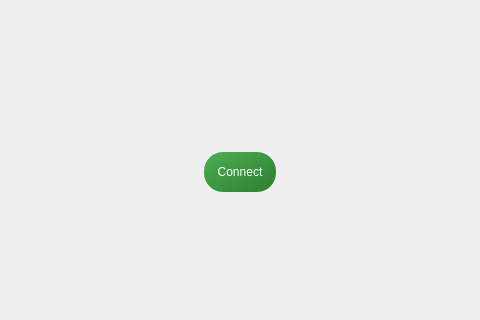
Above: slumber/gui/widgets/tasks/zmax_connection/widget.ui from alitsaberi/slumber before the change; both pictures show x 160 to 640 and y 134 to 454 of the 800 by 600 pixel window. Below: the same form after it.
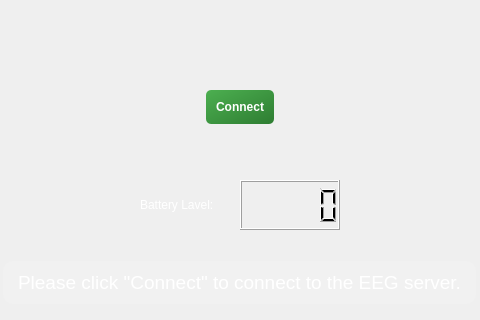
That is the form after the change. Icons and pictures are not drawn.

Commit message: Add battery check to zmax_connection page

What changed in the file:
```diff
--- a/slumber/gui/widgets/tasks/zmax_connection/widget.ui
+++ b/slumber/gui/widgets/tasks/zmax_connection/widget.ui
@@ -112,11 +112,24 @@
     </layout>
    </item>
    <item>
-    <layout class="QVBoxLayout" name="body" stretch="1,1">
+    <layout class="QVBoxLayout" name="body" stretch="0,2,0,2,0">
      <property name="sizeConstraint">
       <enum>QLayout::SizeConstraint::SetMaximumSize</enum>
      </property>
-     <item alignment="Qt::AlignmentFlag::AlignHCenter|Qt::AlignmentFlag::AlignVCenter">
+     <item>
+      <spacer name="verticalSpacer">
+       <property name="orientation">
+        <enum>Qt::Orientation::Vertical</enum>
+       </property>
+       <property name="sizeHint" stdset="0">
+        <size>
+         <width>20</width>
+         <height>40</height>
+        </size>
+       </property>
+      </spacer>
+     </item>
+     <item alignment="Qt::AlignmentFlag::AlignHCenter">
       <widget class="QPushButton" name="connect_button">
        <property name="sizePolicy">
         <sizepolicy hsizetype="Maximum" vsizetype="Maximum">
@@ -125,25 +138,97 @@
         </sizepolicy>
        </property>
        <property name="styleSheet">
-        <string notr="true">QPushButton {
-                background: qlineargradient(x1:0, y1:0, x2:1, y2:1, stop:0 #4CAF50, stop:1 #2E7D32);
+        <string notr="true">background: qlineargradient(x1:0, y1:0, x2:1, y2:1, stop:0 #4CAF50, stop:1 #2E7D32);
                 color: white;
-                border-radius: 20px;
-                padding: 12px;
-                border: 2px solid transparent;
-            }
-            QPushButton:hover {
-                background: qlineargradient(x1:0, y1:0, x2:1, y2:1, stop:0 #66BB6A, stop:1 #388E3C);
-            }
-            QPushButton:pressed {
-                background: #1B5E20;
-            }</string>
+                font-weight: bold;
+                padding: 10px;
+                border-radius: 5px;</string>
        </property>
        <property name="text">
         <string>Connect</string>
        </property>
       </widget>
      </item>
+     <item>
+      <layout class="QHBoxLayout" name="battery_layout" stretch="0,0,0,0">
+       <property name="spacing">
+        <number>0</number>
+       </property>
+       <property name="topMargin">
+        <number>50</number>
+       </property>
+       <property name="bottomMargin">
+        <number>25</number>
+       </property>
+       <item>
+        <spacer name="horizontalSpacer">
+         <property name="orientation">
+          <enum>Qt::Orientation::Horizontal</enum>
+         </property>
+         <property name="sizeHint" stdset="0">
+          <size>
+           <width>40</width>
+           <height>20</height>
+          </size>
+         </property>
+        </spacer>
+       </item>
+       <item>
+        <widget class="QLabel" name="battery_label">
+         <property name="sizePolicy">
+          <sizepolicy hsizetype="Maximum" vsizetype="Maximum">
+           <horstretch>0</horstretch>
+           <verstretch>0</verstretch>
+          </sizepolicy>
+         </property>
+         <property name="minimumSize">
+          <size>
+           <width>100</width>
+           <height>50</height>
+          </size>
+         </property>
+         <property name="layoutDirection">
+          <enum>Qt::LayoutDirection::LeftToRight</enum>
+         </property>
+         <property name="styleSheet">
+          <string notr="true">color: white;</string>
+         </property>
+         <property name="text">
+          <string>Battery Lavel:</string>
+         </property>
+        </widget>
+       </item>
+       <item>
+        <widget class="QLCDNumber" name="battery_led">
+         <property name="sizePolicy">
+          <sizepolicy hsizetype="Maximum" vsizetype="Maximum">
+           <horstretch>0</horstretch>
+           <verstretch>0</verstretch>
+          </sizepolicy>
+         </property>
+         <property name="minimumSize">
+          <size>
+           <width>100</width>
+           <height>50</height>
+          </size>
+         </property>
+        </widget>
+       </item>
+       <item>
+        <spacer name="horizontalSpacer_2">
+         <property name="orientation">
+          <enum>Qt::Orientation::Horizontal</enum>
+         </property>
+         <property name="sizeHint" stdset="0">
+          <size>
+           <width>40</width>
+           <height>20</height>
+          </size>
+         </property>
+        </spacer>
+       </item>
+      </layout>
+     </item>
      <item alignment="Qt::AlignmentFlag::AlignHCenter">
       <widget class="QLabel" name="status_label">
        <property name="sizePolicy">
@@ -169,6 +254,19 @@
        </property>
       </widget>
      </item>
+     <item>
+      <spacer name="verticalSpacer_2">
+       <property name="orientation">
+        <enum>Qt::Orientation::Vertical</enum>
+       </property>
+       <property name="sizeHint" stdset="0">
+        <size>
+         <width>20</width>
+         <height>40</height>
+        </size>
+       </property>
+      </spacer>
+     </item>
     </layout>
    </item>
   </layout>
```
The commit also changes 7 other files.
